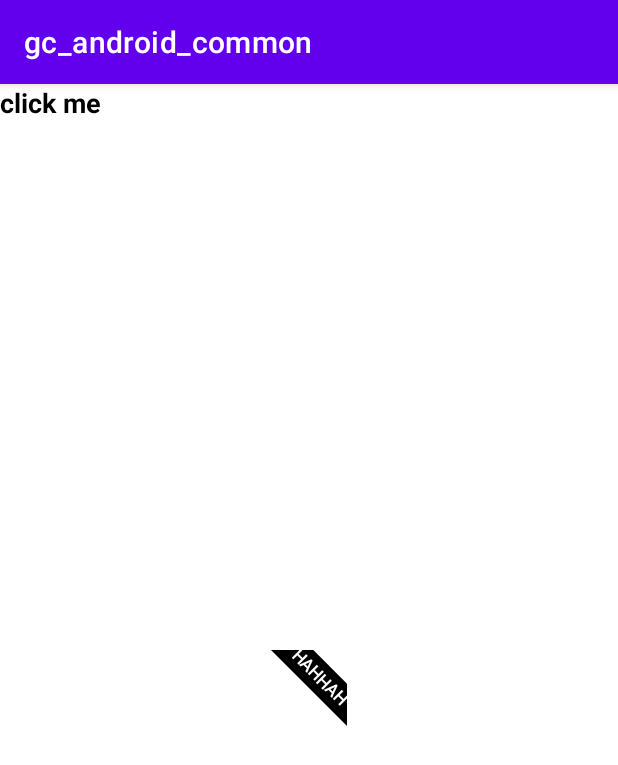
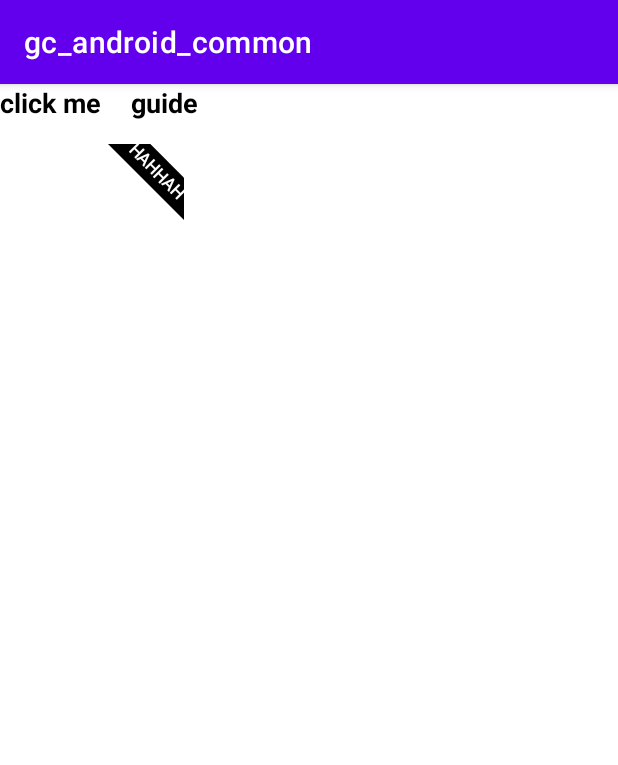
Before and after one commit to xuhuanli/gc_android_common, an Android app: the screen it shows after launch (MainActivity), on a phone screen of 412 x 824 dp. Shown: the top 765 px of the screen. Run offline under Robolectric (Android 15) with nearby library versions, the phone set to English and light mode, and no system bars.

Commit message:
fix: guide不展示 防崩try

```diff
--- a/app/build.gradle
+++ b/app/build.gradle
@@ -33,7 +33,7 @@ android {
 }
 
 dependencies {
-
+    implementation("androidx.fragment:fragment-ktx:1.3.6")
     implementation 'androidx.core:core-ktx:1.7.0'
     implementation 'androidx.appcompat:appcompat:1.6.1'
     implementation 'com.google.android.material:material:1.9.0'
@@ -49,4 +49,5 @@ dependencies {
     androidTestImplementation 'androidx.test.espresso:espresso-core:3.5.1'
     implementation(platform("org.jetbrains.kotlin:kotlin-bom:1.8.0"))
     implementation project(path: ':labelview')
+    implementation project(path: ':guide')
 }
--- a/app/src/main/java/com/gancao/gc_android_common/MainActivity.kt
+++ b/app/src/main/java/com/gancao/gc_android_common/MainActivity.kt
@@ -2,7 +2,9 @@ package com.gancao.gc_android_common
 
 import androidx.appcompat.app.AppCompatActivity
 import android.os.Bundle
+import android.widget.FrameLayout
 import android.widget.TextView
+import androidx.fragment.app.commit
 import com.bigkoo.pickerview.builder.TimePickerBuilder
 import java.util.Calendar
 
@@ -28,5 +30,11 @@ class MainActivity : AppCompatActivity() {
                 .build()
             timePicker.show()
         }
+        findViewById<TextView>(R.id.tv_2).setOnClickListener {
+            val fm = BlankFragment.newInstance("1", "2")
+            supportFragmentManager.commit {
+                add(R.id.container, fm)
+            }
+        }
     }
 }
--- a/app/src/main/res/layout/activity_main.xml
+++ b/app/src/main/res/layout/activity_main.xml
@@ -2,19 +2,41 @@
 <androidx.constraintlayout.widget.ConstraintLayout xmlns:android="http://schemas.android.com/apk/res/android"
     xmlns:app="http://schemas.android.com/apk/res-auto"
     xmlns:tools="http://schemas.android.com/tools"
+    android:id="@+id/root"
     android:layout_width="match_parent"
     android:layout_height="match_parent"
-    android:id="@+id/root"
     android:background="@color/white"
     tools:context=".MainActivity">
+
+    <TextView
+        android:id="@+id/tv_1"
+        android:layout_width="0dp"
+        android:layout_height="40dp"
+        android:text="click me"
+        android:textColor="@color/black"
+        android:textSize="18sp"
+        android:textStyle="bold"
+        app:layout_constraintStart_toStartOf="parent"
+        app:layout_constraintTop_toTopOf="parent" />
+
+    <TextView
+        android:id="@+id/tv_2"
+        android:layout_width="0dp"
+        android:layout_height="40dp"
+        android:layout_marginStart="20dp"
+        android:text="guide"
+        android:textColor="@color/black"
+        android:textSize="18sp"
+        android:textStyle="bold"
+        app:layout_constraintStart_toEndOf="@id/tv_1"
+        app:layout_constraintTop_toTopOf="parent" />
 
     <com.gancao.labelview.LabelView
         android:id="@+id/labelView"
         android:layout_width="wrap_content"
         android:layout_height="wrap_content"
-        android:layout_marginBottom="340dp"
-        app:layout_constraintBottom_toBottomOf="parent"
         app:layout_constraintEnd_toEndOf="parent"
+        app:layout_constraintHorizontal_bias="0.2"
         app:layout_constraintStart_toStartOf="parent"
         app:layout_constraintTop_toBottomOf="@+id/tv_1"
         app:lv_background_color="@color/black"
@@ -22,18 +44,16 @@
         app:lv_text="hahhah"
         app:lv_text_color="@android:color/white" />
 
-    <TextView
-        android:id="@+id/tv_1"
+    <FrameLayout
+        android:id="@+id/container"
         android:layout_width="0dp"
         android:layout_height="0dp"
-        android:text="click me"
-        android:textSize="18sp"
-        android:textColor="@color/black"
-        android:textStyle="bold"
-        android:layout_marginBottom="240dp"
-        app:layout_constraintBottom_toTopOf="@+id/labelView"
+        android:layout_marginTop="16dp"
+        app:layout_constraintBottom_toBottomOf="parent"
         app:layout_constraintEnd_toEndOf="parent"
         app:layout_constraintStart_toStartOf="parent"
-        app:layout_constraintTop_toTopOf="parent" />
+        app:layout_constraintTop_toBottomOf="@id/labelView">
+
+    </FrameLayout>
 
 </androidx.constraintlayout.widget.ConstraintLayout>
--- a/app/src/main/res/values/strings.xml
+++ b/app/src/main/res/values/strings.xml
@@ -1,3 +1,5 @@
 <resources>
     <string name="app_name">gc_android_common</string>
+    <!-- TODO: Remove or change this placeholder text -->
+    <string name="hello_blank_fragment">Hello blank fragment</string>
 </resources>
--- a/maven_publish.gradle
+++ b/maven_publish.gradle
@@ -16,7 +16,7 @@ gradle.ext {
             "gclogan"            : "1.0.4",
             "fragmentation"      : "1.0.1",
             "labelview"          : "1.0.0",
-            "guide_page"         : "1.0.0",
+            "guide"              : "1.0.1",
     ]
 }
 
```
Also changed, not shown: app/src/main/java/com/gancao/gc_android_common/BlankFragment.kt (added, +80 -0 lines), app/src/main/res/layout/fragment_blank.xml (added, +22 -0 lines), app/src/main/res/layout/guide_layout.xml (added, +18 -0 lines), guide/src/main/java/com/app/hubert/guide/core/Controller.java (+7 -17 lines).
